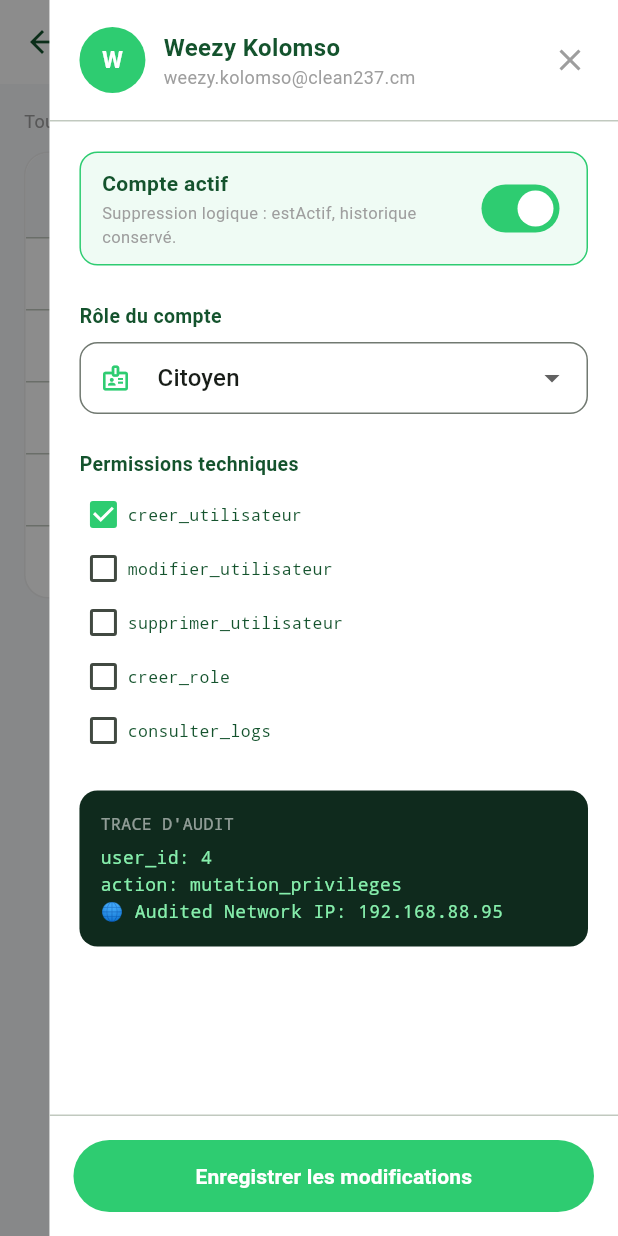
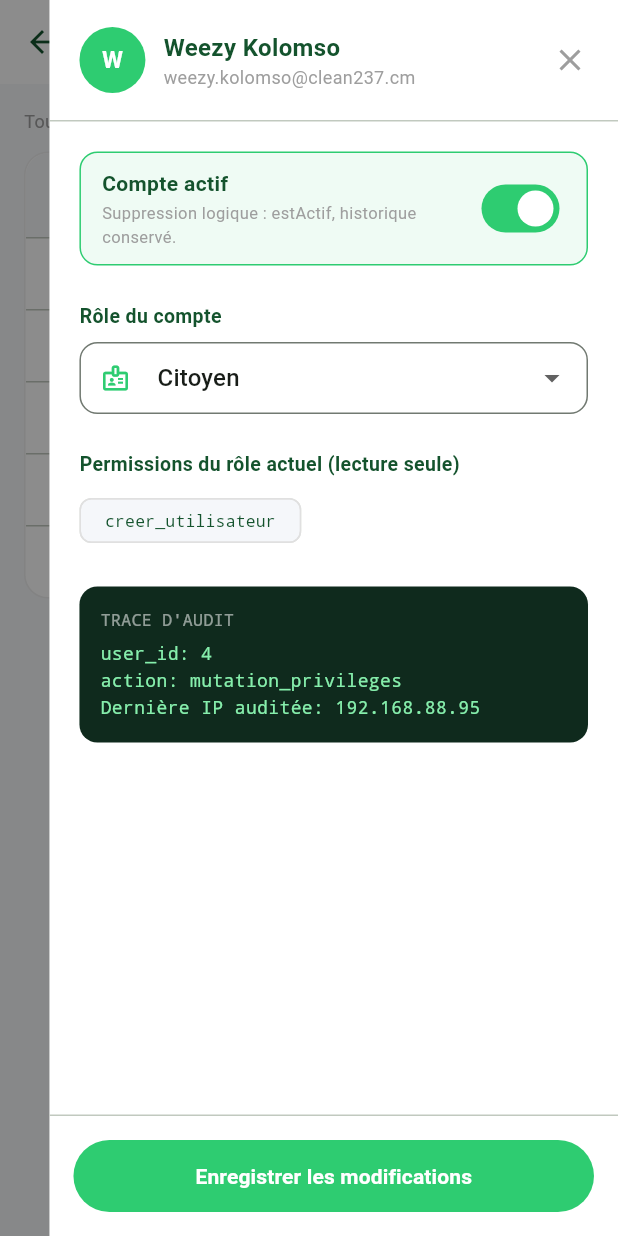
Before and after one commit to Nathanpro11/clean237-frontend, a Flutter app: the _AdminUtilisateursContenu screen opened directly, after a tap on an icon or button, on a phone screen of 412 x 824 dp. Run offline on Flutter 3.47's test engine with Material 3 defaults, Android fonts, the phone set to English and light mode, and no system bars; our stand-ins replace flutter_form_builder, font_awesome_flutter, form_builder_validators, shared_preferences; accounts and stored records are empty; Roboto replaces fonts that are missing (Segoe UI); statements that could not run were skipped.

Commit message:
update: lib/features/utilisateur/widgets/panneau_utilisateur_admin.dart

```diff
--- a/lib/features/utilisateur/widgets/panneau_utilisateur_admin.dart
+++ b/lib/features/utilisateur/widgets/panneau_utilisateur_admin.dart
@@ -18,8 +18,9 @@ String libelleRoleAdmin(String role) {
   }
 }
 
-/// Panneau latéral droit (RBAC) : suppression logique, rôle, permissions
-/// et empreinte d'audit. À ouvrir avec showGeneralDialog + SlideTransition.
+/// Panneau latéral droit (RBAC) : activation du compte, rôle, permissions du rôle
+/// (lecture seule : elles appartiennent au rôle, pas à l'utilisateur) et trace d'audit.
+/// À ouvrir avec showGeneralDialog + SlideTransition.
 class PanneauUtilisateurAdmin extends StatefulWidget {
   final UtilisateurModel utilisateur;
 
@@ -32,17 +33,8 @@ class PanneauUtilisateurAdmin extends StatefulWidget {
 class _PanneauUtilisateurAdminState extends State<PanneauUtilisateurAdmin> {
   static const List<String> _rolesDisponibles = ['citoyen', 'agent', 'admin'];
 
-  static const List<String> _permissionsSysteme = [
-    'creer_utilisateur',
-    'modifier_utilisateur',
-    'supprimer_utilisateur',
-    'creer_role',
-    'consulter_logs',
-  ];
-
   late bool _estActif;
   late String _roleNom;
-  late Set<String> _permissions;
   late Future<String> _futureIp;
   bool _enregistrement = false;
 
@@ -52,18 +44,7 @@ class _PanneauUtilisateurAdminState extends State<PanneauUtilisateurAdmin> {
     final u = widget.utilisateur;
     _estActif = u.estActif;
     _roleNom = _rolesDisponibles.contains(u.roleNom) ? u.roleNom : 'citoyen';
-    _permissions = u.permissions.toSet();
     _futureIp = context.read<AdminController>().dernierIpAudite(u.id);
-  }
-
-  void _basculerPermission(String permission, bool? valeur) {
-    setState(() {
-      if (valeur == true) {
-        _permissions.add(permission);
-      } else {
-        _permissions.remove(permission);
-      }
-    });
   }
 
   Future<void> _enregistrer() async {
@@ -77,7 +58,6 @@ class _PanneauUtilisateurAdminState extends State<PanneauUtilisateurAdmin> {
       id: widget.utilisateur.id,
       estActif: _estActif,
       roleNom: _roleNom,
-      permissions: _permissions.toList(),
     );
 
     navigateur.pop();
@@ -97,8 +77,6 @@ class _PanneauUtilisateurAdminState extends State<PanneauUtilisateurAdmin> {
   Widget build(BuildContext context) {
     final largeurEcran = MediaQuery.of(context).size.width;
     final largeurPanneau = math.min(420.0, largeurEcran * 0.92);
-    final deuxColonnes = largeurPanneau >= 380;
-    final largeurTuile = deuxColonnes ? (largeurPanneau - 40 - 8) / 2 : largeurPanneau - 40;
 
     return Material(
       color: CleanCouleurs.blancPur,
@@ -122,15 +100,9 @@ class _PanneauUtilisateurAdminState extends State<PanneauUtilisateurAdmin> {
                       const SizedBox(height: 8),
                       _buildSelecteurRole(),
                       const SizedBox(height: 24),
-                      _buildTitre('Permissions techniques'),
+                      _buildTitre('Permissions du rôle actuel (lecture seule)'),
                       const SizedBox(height: 8),
-                      Wrap(
-                        spacing: 8,
-                        runSpacing: 4,
-                        children: _permissionsSysteme
-                            .map((p) => _buildTuilePermission(p, largeurTuile))
-                            .toList(),
-                      ),
+                      _buildPermissionsLectureSeule(),
                       const SizedBox(height: 24),
                       _buildCarteTracabilite(),
                     ],
@@ -279,32 +251,25 @@ class _PanneauUtilisateurAdminState extends State<PanneauUtilisateurAdmin> {
     );
   }
 
-  Widget _buildTuilePermission(String permission, double largeur) {
-    final active = _permissions.contains(permission);
+  Widget _buildPermissionsLectureSeule() {
+    final permissions = widget.utilisateur.permissions;
+    if (permissions.isEmpty) {
+      return const Text('Aucune permission.', style: TextStyle(color: Colors.grey, fontSize: 12));
+    }
 
-    return SizedBox(
-      width: largeur,
-      child: InkWell(
-        borderRadius: BorderRadius.circular(8),
-        onTap: () => _basculerPermission(permission, !active),
-        child: Row(
-          children: [
-            Checkbox(
-              value: active,
-              activeColor: CleanCouleurs.vertEco,
+    return Wrap(
+      spacing: 6,
+      runSpacing: 6,
+      children: permissions
+          .map(
+            (p) => Chip(
+              label: Text(p, style: const TextStyle(fontFamily: 'monospace', fontSize: 11, color: _vertForet)),
               visualDensity: VisualDensity.compact,
-              materialTapTargetSize: MaterialTapTargetSize.shrinkWrap,
-              onChanged: (valeur) => _basculerPermission(permission, valeur),
+              backgroundColor: CleanCouleurs.grisFond,
+              side: BorderSide(color: Colors.grey.shade300),
             ),
-            Expanded(
-              child: Text(
-                permission,
-                style: const TextStyle(fontFamily: 'monospace', fontSize: 11, color: _vertForet),
-              ),
-            ),
-          ],
-        ),
-      ),
+          )
+          .toList(),
     );
   }
 
@@ -325,11 +290,14 @@ class _PanneauUtilisateurAdminState extends State<PanneauUtilisateurAdmin> {
           return Column(
             crossAxisAlignment: CrossAxisAlignment.start,
             children: [
-              const Text('TRACE D\'AUDIT', style: TextStyle(fontFamily: 'monospace', fontSize: 11, color: Colors.white54)),
+              const Text(
+                "TRACE D'AUDIT",
+                style: TextStyle(fontFamily: 'monospace', fontSize: 11, color: Colors.white54),
+              ),
               const SizedBox(height: 6),
               Text('user_id: ${widget.utilisateur.id}', style: style),
               const Text('action: mutation_privileges', style: style),
-              Text('🌐 Audited Network IP: $ip', style: style),
+              Text('Dernière IP auditée: $ip', style: style),
             ],
           );
         },
```
